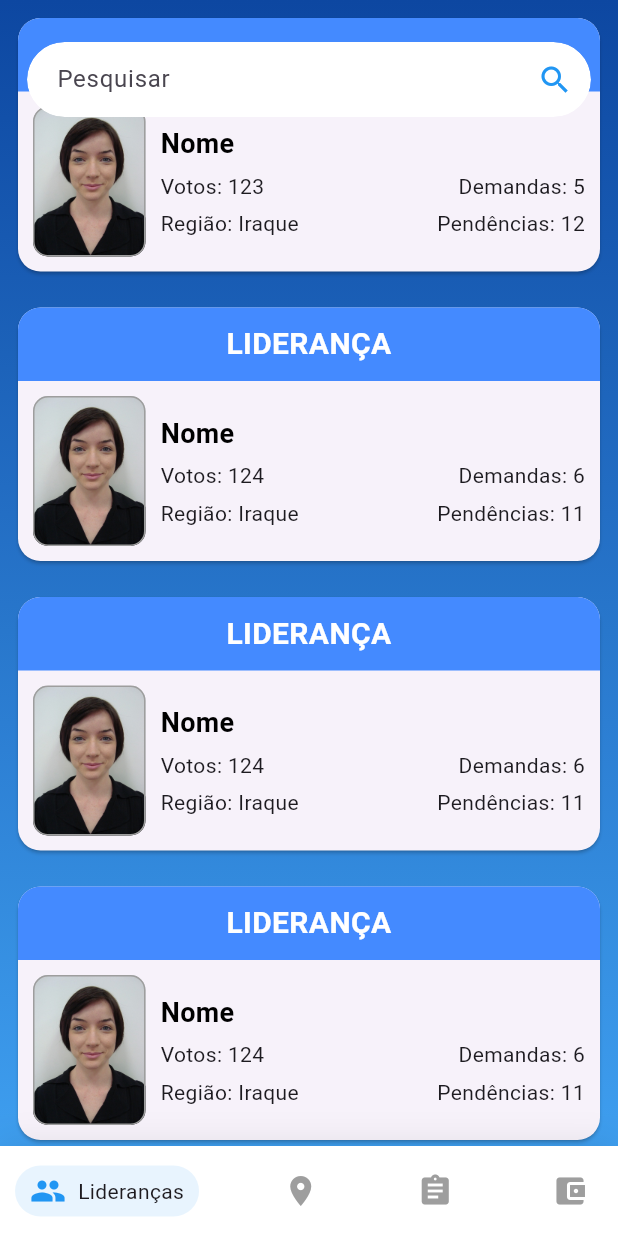
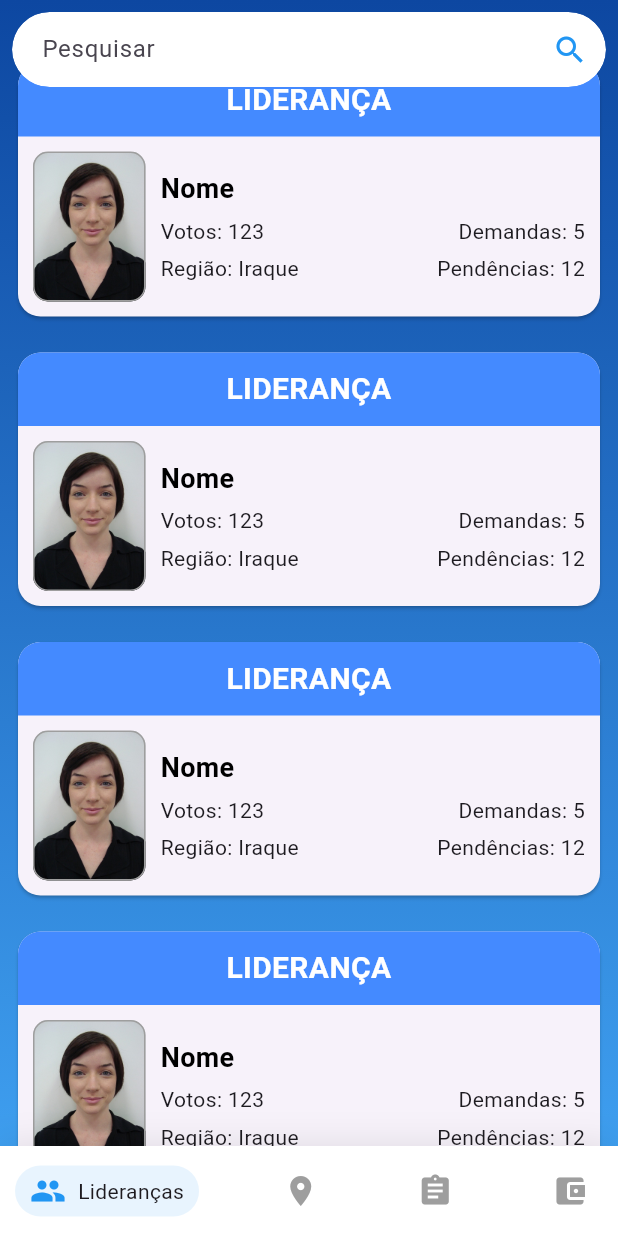
Before and after one commit to Israel-Silvestre/campanha, a Flutter app: the HomePage screen opened directly, on a phone screen of 412 x 824 dp. Run offline on Flutter 3.47's test engine with Material 3 defaults, Android fonts, the phone set to English and light mode, and no system bars; drawn by our look-alikes of google_nav_bar; our stand-ins replace carousel_slider, fl_chart.

Commit message:
refactor: topbars específicas de cada classe

```diff
--- a/lib/Pages/DemandasPage/gestao_demandas_page.dart
+++ b/lib/Pages/DemandasPage/gestao_demandas_page.dart
@@ -1,6 +1,6 @@
 import 'package:flutter/material.dart';
-
 import 'Components/demanda_card.dart';
+import 'Components/state_navbar.dart';
 
 class GestaoDemandasPage extends StatelessWidget {
   @override
@@ -24,7 +24,9 @@ class GestaoDemandasPage extends StatelessWidget {
       },
     ];
 
-    return ListView.builder(
+    return Stack(
+      children: [
+        ListView.builder(
           padding: EdgeInsets.all(10.0),
           itemCount: demandas.length,
           itemBuilder: (context, index) {
@@ -38,6 +40,14 @@ class GestaoDemandasPage extends StatelessWidget {
               ),
             );
           },
+        ),
+        Positioned(
+          top: 0,
+          left: 0,
+          right: 0,
+          child: StateNavBar(),
+        ),
+      ],
     );
   }
 }
--- a/lib/Pages/HomePage/home_page.dart
+++ b/lib/Pages/HomePage/home_page.dart
@@ -1,9 +1,7 @@
-import 'package:campanha/Pages/HomePage/Components/search_bar.dart';
 import 'package:flutter/material.dart';
 import 'package:campanha/Pages/DemandasPage/gestao_demandas_page.dart';
 import 'package:campanha/Pages/LiderançasPage/liderancas_show_page.dart';
 import 'package:campanha/Pages/RegiãoPage/show_region.dart';
-import '../DemandasPage/Components/state_navbar.dart';
 import '../GastosPage/show_gastos.dart';
 import 'Components/navigation_bar.dart';
 
@@ -15,7 +13,6 @@ class HomePage extends StatefulWidget {
 class _HomePageState extends State<HomePage> {
   int _selectedIndex = 0;
   late PageController _pageController;
-  bool _showSearchBar = true;
 
   @override
   void initState() {
@@ -34,22 +31,7 @@ class _HomePageState extends State<HomePage> {
     return Scaffold(
       resizeToAvoidBottomInset: false, // Evita que o conteúdo seja redimensionado quando o teclado aparece
       appBar: null,
-      body: NotificationListener<ScrollNotification>(
-        onNotification: (scrollNotification) {
-          if (scrollNotification is ScrollUpdateNotification) {
-            if (scrollNotification.scrollDelta! < 0 && !_showSearchBar) {
-              setState(() {
-                _showSearchBar = true;
-              });
-            } else if (scrollNotification.scrollDelta! > 0 && _showSearchBar) {
-              setState(() {
-                _showSearchBar = false;
-              });
-            }
-          }
-          return false;
-        },
-        child: Stack(
+      body: Stack(
         children: [
           Container(
             decoration: BoxDecoration(
@@ -81,12 +63,7 @@ class _HomePageState extends State<HomePage> {
               ],
             ),
           ),
-            if (_showSearchBar)
-              Container(
-                child: _buildWidgetForIndex(_selectedIndex),
-              ),
         ],
-        ),
       ),
       floatingActionButton: CustomBottomNavigationBar(
         currentIndex: _selectedIndex,
@@ -97,19 +74,6 @@ class _HomePageState extends State<HomePage> {
     );
   }
 
-  Widget _buildWidgetForIndex(int index) {
-    switch (index) {
-      case 0:
-        return SearchBar1(); // Use o widget desejado para o índice 0
-      case 1:
-        return SearchBar1(); // Widget para o índice 1, adicione conforme necessário
-      case 2:
-        return StateNavBar(); // Widget para o índice 2, adicione conforme necessário
-      default:
-        return Container();
-    }
-  }
-
   void _onItemTapped(int index) {
     _pageController.animateToPage(
       index,
--- a/lib/Pages/LiderançasPage/liderancas_show_page.dart
+++ b/lib/Pages/LiderançasPage/liderancas_show_page.dart
@@ -1,11 +1,15 @@
 import 'package:flutter/material.dart';
-
 import '../../Models/lideranca.dart';
+import '../HomePage/Components/search_bar.dart';
 import 'Components/lider_card.dart';
 
-class LeaderManagementPage extends StatelessWidget {
+class LeaderManagementPage extends StatefulWidget {
+  @override
+  _LeaderManagementPageState createState() => _LeaderManagementPageState();
+}
 
-  LeaderManagementPage();
+class _LeaderManagementPageState extends State<LeaderManagementPage> {
+  bool _showSearchBar = true;
 
   @override
   Widget build(BuildContext context) {
@@ -19,49 +23,88 @@ class LeaderManagementPage extends StatelessWidget {
         pendencias: 12,
       ),
       Lideranca(
-        nome: 'Líder 2',
+        nome: 'Líder 1',
         fotoAsset: 'assets/img.png',
-        votos: 124,
+        votos: 123,
         regiao: 'Iraque',
-        demandas: 6,
-        pendencias: 11,
+        demandas: 5,
+        pendencias: 12,
       ),
+
       Lideranca(
-        nome: 'Líder 2',
+        nome: 'Líder 1',
         fotoAsset: 'assets/img.png',
-        votos: 124,
+        votos: 123,
         regiao: 'Iraque',
-        demandas: 6,
-        pendencias: 11,
+        demandas: 5,
+        pendencias: 12,
       ),
+
       Lideranca(
-        nome: 'Líder 2',
+        nome: 'Líder 1',
         fotoAsset: 'assets/img.png',
-        votos: 124,
+        votos: 123,
         regiao: 'Iraque',
-        demandas: 6,
-        pendencias: 11,
+        demandas: 5,
+        pendencias: 12,
       ),
+
       Lideranca(
-        nome: 'Líder 2',
+        nome: 'Líder 1',
         fotoAsset: 'assets/img.png',
-        votos: 124,
+        votos: 123,
         regiao: 'Iraque',
-        demandas: 6,
-        pendencias: 11,
+        demandas: 5,
+        pendencias: 12,
       ),
+
+
     ];
 
-    return ListView.builder(
-      itemCount: liderancas.length,
+    return NotificationListener<ScrollNotification>(
+      onNotification: (scrollNotification) {
+        if (scrollNotification is ScrollUpdateNotification) {
+          if (scrollNotification.scrollDelta! < 0 && !_showSearchBar) {
+            setState(() {
+              _showSearchBar = true;
+            });
+          } else if (scrollNotification.scrollDelta! > 0 && _showSearchBar) {
+            setState(() {
+              _showSearchBar = false;
+            });
+          }
+        }
+        return false;
+      },
+      child: Stack(
+        children: [
+          ListView.builder(
+            itemCount: liderancas.length + 1, // Adicionando 1 para o SizedBox
             itemBuilder: (context, index) {
+              if (index == 0) {
+                // Renderizando SizedBox antes do primeiro item
+                return SizedBox(height: 30.0); // Defina a altura desejada aqui
+              } else {
+                // Renderizando os itens da lista
+                final lideranca = liderancas[index - 1];
                 return Padding(
                   padding: const EdgeInsets.all(8.0),
                   child: LiderCard(
-            lideranca: liderancas[index],
+                    lideranca: lideranca,
                   ),
                 );
+              }
             },
+          ),
+          if (_showSearchBar)
+            Positioned(
+              top: 0,
+              left: 0,
+              right: 0,
+              child: SearchBar1(), // ou qualquer widget que você deseja mostrar
+            ),
+        ],
+      ),
     );
   }
 }
--- a/lib/Pages/RegiãoPage/show_region.dart
+++ b/lib/Pages/RegiãoPage/show_region.dart
@@ -2,6 +2,7 @@ import 'package:flutter/material.dart';
 import 'package:carousel_slider/carousel_slider.dart';
 import '../../Models/lideranca.dart';
 import '../../Models/regiao.dart';
+import '../DemandasPage/Components/state_navbar.dart';
 import 'Components/region_card.dart';
 
 class RegioesPage extends StatelessWidget {
@@ -67,12 +68,15 @@ class RegioesPage extends StatelessWidget {
     return Center(
       child: LayoutBuilder(
         builder: (context, constraints) {
-          return SingleChildScrollView(
+          return Stack(
+            children: [
+              SingleChildScrollView(
                 child: ConstrainedBox(
                   constraints: BoxConstraints(
                     minHeight: constraints.maxHeight,
                   ),
                   child: Column(
+                    mainAxisAlignment: MainAxisAlignment.center, // Alinhamento central dos elementos na coluna
                     mainAxisSize: MainAxisSize.min,
                     children: [
                       SizedBox(height: 16), // Espaço antes do carousel
@@ -99,6 +103,14 @@ class RegioesPage extends StatelessWidget {
                     ],
                   ),
                 ),
+              ),
+              Positioned(
+                top: 10,
+                left: 0,
+                right: 0,
+                child: StateNavBar(),
+              ),
+            ],
           );
         },
       ),
```
Lines whose indentation alone changed are shown as unchanged.
